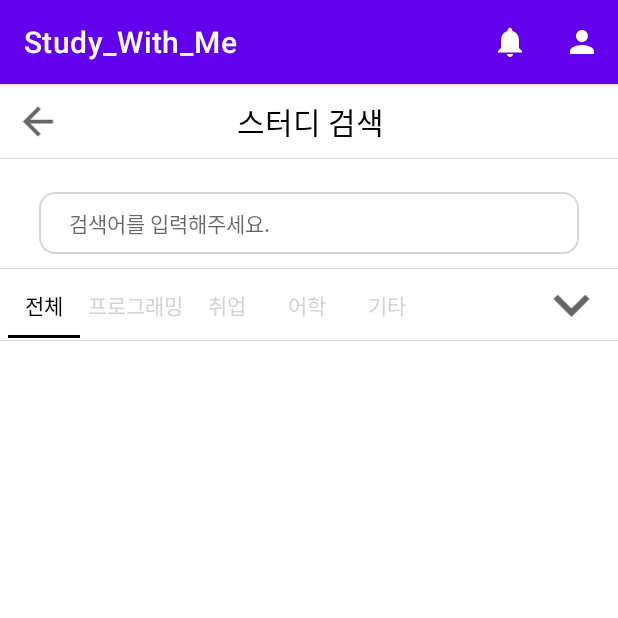
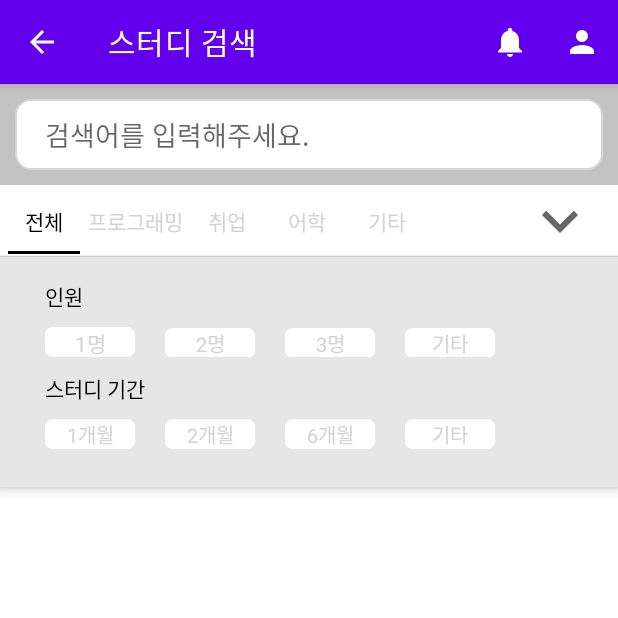
Before and after one commit to eunseo-kim/Do-it, an Android app: the StudySearchActivity screen opened directly, with no data from a screen before it, after a tap on "alarm", on a phone screen of 412 x 824 dp, the top half of it. Run offline under Robolectric (Android 15) with nearby library versions, the phone set to English and light mode, and no system bars; 1 other tap on this screen came first.

Commit message:
feat: 스터디 검색 필터링 화면 구현

```diff
--- a/app/src/main/java/com/example/study_with_me/MenuAuthorizeAttendanceFragment.java
+++ b/app/src/main/java/com/example/study_with_me/MenuAuthorizeAttendanceFragment.java
@@ -18,6 +18,7 @@ import androidx.fragment.app.ListFragment;
 import com.example.study_with_me.activity.AlarmActivity;
 import com.example.study_with_me.activity.AttendanceRegisterActivity;
 import com.example.study_with_me.activity.MainActivity;
+import com.example.study_with_me.activity.StudySearchActivity;
 
 public class MenuAuthorizeAttendanceFragment extends ListFragment {
     @Nullable
@@ -60,7 +61,8 @@ public class MenuAuthorizeAttendanceFragment extends ListFragment {
         editButton.setOnClickListener(new View.OnClickListener() {
             @Override
             public void onClick(View view) {
-                Intent intent = new Intent(view.getContext(), AttendanceRegisterActivity.class);
+                // Intent intent = new Intent(view.getContext(), AttendanceRegisterActivity.class);
+                Intent intent = new Intent(view.getContext(), StudySearchActivity.class);
                 view.getContext().startActivity(intent);
             }
         });
--- a/app/src/main/java/com/example/study_with_me/MenuScheduleManagementFragment.java
+++ b/app/src/main/java/com/example/study_with_me/MenuScheduleManagementFragment.java
@@ -31,7 +31,6 @@ public class MenuScheduleManagementFragment extends ListFragment {
 
         //editText 키보드 가림 문제 해결X
         getActivity().getWindow().setSoftInputMode(WindowManager.LayoutParams.SOFT_INPUT_ADJUST_RESIZE);
-
 
         // 상단 액션바 설정
         ActionBar actionBar = ((MainActivity)getActivity()).getSupportActionBar();
--- a/app/src/main/java/com/example/study_with_me/activity/StudySearchActivity.java
+++ b/app/src/main/java/com/example/study_with_me/activity/StudySearchActivity.java
@@ -5,6 +5,9 @@ import android.os.Bundle;
 import android.view.Menu;
 import android.view.MenuInflater;
 import android.view.MenuItem;
+import android.view.View;
+import android.widget.ImageView;
+import android.widget.LinearLayout;
 import android.widget.Toast;
 
 import androidx.appcompat.app.AppCompatActivity;
@@ -15,6 +18,24 @@ public class StudySearchActivity extends AppCompatActivity {
     protected void onCreate(Bundle savedInstanceState) {
         super.onCreate(savedInstanceState);
         setContentView(R.layout.study_search);
+
+        // 상단 메뉴바
+        getSupportActionBar().setTitle("스터디 검색");
+        getSupportActionBar().setDisplayHomeAsUpEnabled(true);
+
+        // 펼치기 버튼(expandButton) 클릭 시 필터링 검색 창 펼침
+        ImageView expandButton = (ImageView)findViewById(R.id.expandButton);
+        LinearLayout filteringScreen = (LinearLayout)findViewById(R.id.filteringScreen);
+        expandButton.setOnClickListener(new View.OnClickListener() {
+            @Override
+            public void onClick(View view) {
+                if (filteringScreen.getVisibility() == View.VISIBLE) {
+                    filteringScreen.setVisibility(View.GONE);
+                } else {
+                    filteringScreen.setVisibility(View.VISIBLE);
+                }
+            }
+        });
     }
 
     @Override
--- a/app/src/main/res/layout/study_search.xml
+++ b/app/src/main/res/layout/study_search.xml
@@ -1,61 +1,37 @@
 <?xml version="1.0" encoding="utf-8"?>
-<androidx.constraintlayout.widget.ConstraintLayout xmlns:android="http://schemas.android.com/apk/res/android"
+<LinearLayout
+    android:layout_width="match_parent"
+    android:layout_height="match_parent"
+    xmlns:android="http://schemas.android.com/apk/res/android"
     xmlns:app="http://schemas.android.com/apk/res-auto"
-    xmlns:tools="http://schemas.android.com/tools"
-    android:layout_width="match_parent"
-    android:layout_height="wrap_content">
+    android:orientation="vertical">
 
     <LinearLayout
-        android:id="@+id/linearLayout5"
+        android:id="@+id/linearLayout7"
+        android:layout_width="match_parent"
+        android:layout_height="wrap_content"
+        android:background="#c2c2c2"
+        android:paddingTop="10dp"
+        android:padding="10dp">
+
+        <EditText
+            android:layout_width="match_parent"
+            android:layout_height="wrap_content"
+            android:layout_gravity="center"
+            android:background="@drawable/backgroundresource"
+            android:hint="검색어를 입력해주세요."
+            android:paddingLeft="20dp"
+            android:paddingTop="10dp"
+            android:paddingBottom="10dp"
+            android:paddingRight="20dp"/>
+    </LinearLayout>
+
+    <LinearLayout
+        android:id="@+id/linearLayout"
         android:layout_width="match_parent"
         android:layout_height="wrap_content"
         android:background="@drawable/border_line"
-        android:orientation="horizontal"
-        android:paddingTop="10dp"
-        android:paddingBottom="10dp"
-        app:layout_constraintEnd_toEndOf="parent"
-        app:layout_constraintStart_toStartOf="parent"
-        app:layout_constraintTop_toTopOf="parent">
-
-        <ImageView
-            android:id="@+id/imageView6"
-            android:layout_width="wrap_content"
-            android:layout_height="match_parent"
-            android:layout_weight="1"
-            android:onClick="onClick"
-            app:srcCompat="@drawable/arrow_back_icon" />
-
-        <TextView
-            android:id="@+id/textView4"
-            android:layout_width="wrap_content"
-            android:layout_height="match_parent"
-            android:layout_weight="8"
-            android:text="스터디 검색"
-            android:textAlignment="center"
-            android:textColor="#000000"
-            android:textSize="20sp" />
-
-        <TextView
-            android:id="@+id/textView5"
-            android:layout_width="22dp"
-            android:layout_height="match_parent"
-            android:layout_weight="1" />
-    </LinearLayout>
-
-
-    <LinearLayout
-        android:id="@+id/linearLayout"
-        android:layout_width="0dp"
-        android:layout_height="wrap_content"
-
-
-        android:background="@drawable/border_line"
-        android:orientation="horizontal"
-        app:layout_constraintEnd_toEndOf="parent"
-        app:layout_constraintHorizontal_bias="0.0"
-        app:layout_constraintStart_toStartOf="parent"
-        app:layout_constraintTop_toBottomOf="@+id/linearLayout7"
-        tools:ignore="MissingConstraints">
+        android:orientation="horizontal">
 
         <RadioGroup
             android:layout_width="wrap_content"
@@ -64,102 +40,212 @@
 
             <RadioButton
                 android:id="@+id/radioButton3"
-                android:checked="true"
-                android:layout_width="match_parent"
+                android:layout_width="wrap_content"
                 android:layout_height="wrap_content"
                 android:layout_marginLeft="5dp"
                 android:background="@drawable/selector_radio_button"
-                android:textColor="@drawable/selector_text"
                 android:button="@null"
+                android:checked="true"
                 android:text="전체"
-                android:textAlignment="center" />
+                android:textAlignment="center"
+                android:textColor="@drawable/selector_text" />
 
             <RadioButton
                 android:id="@+id/radioButton4"
-                android:layout_width="match_parent"
+                android:layout_width="wrap_content"
                 android:layout_height="wrap_content"
                 android:layout_marginLeft="5dp"
                 android:background="@drawable/selector_radio_button"
-                android:textColor="@drawable/selector_text"
                 android:button="@null"
                 android:text="프로그래밍"
-                android:textAlignment="center" />
+                android:textAlignment="center"
+                android:textColor="@drawable/selector_text" />
 
             <RadioButton
                 android:id="@+id/radioButton5"
                 android:layout_width="wrap_content"
                 android:layout_height="wrap_content"
                 android:layout_marginLeft="5dp"
-                android:layout_weight="1"
                 android:background="@drawable/selector_radio_button"
-                android:textColor="@drawable/selector_text"
                 android:button="@null"
                 android:text="취업"
-                android:textAlignment="center" />
+                android:textAlignment="center"
+                android:textColor="@drawable/selector_text" />
 
             <RadioButton
                 android:id="@+id/radioButton6"
                 android:layout_width="wrap_content"
                 android:layout_height="wrap_content"
                 android:layout_marginLeft="5dp"
-                android:layout_weight="1"
                 android:background="@drawable/selector_radio_button"
-                android:textColor="@drawable/selector_text"
                 android:button="@null"
                 android:text="어학"
-                android:textAlignment="center" />
+                android:textAlignment="center"
+                android:textColor="@drawable/selector_text" />
 
             <RadioButton
                 android:id="@+id/radioButton7"
                 android:layout_width="wrap_content"
                 android:layout_height="wrap_content"
                 android:layout_marginLeft="5dp"
-                android:layout_weight="1"
                 android:background="@drawable/selector_radio_button"
-                android:textColor="@drawable/selector_text"
                 android:button="@null"
                 android:text="기타"
-                android:textAlignment="center" />
+                android:textAlignment="center"
+                android:textColor="@drawable/selector_text" />
         </RadioGroup>
 
         <TextView
-            android:id="@+id/textView"
             android:layout_width="wrap_content"
-            android:layout_height="wrap_content"
-            android:layout_weight="1"
-            android:paddingLeft="55dp" />
+            android:layout_height="match_parent"
+            android:layout_weight="1"/>
 
         <ImageView
-            android:layout_width="49dp"
+            android:id="@+id/expandButton"
+            android:layout_width="wrap_content"
             android:layout_height="match_parent"
             android:layout_weight="1"
             app:srcCompat="@drawable/down_arrow" />
     </LinearLayout>
 
+    <!--태그 고르기(전체, 프로그래밍, 취업, 어학, 기타) -->
+    <LinearLayout
+        android:id="@+id/filteringScreen"
+        android:layout_width="match_parent"
+        android:layout_height="wrap_content"
+        android:background="#E6E6E6"
+        android:paddingLeft="30dp"
+        android:paddingTop="15dp"
+        android:paddingRight="30dp"
+        android:paddingBottom="15dp"
+        android:elevation="4dp"
+        android:orientation="vertical"
+        android:animateLayoutChanges="true"
+        android:visibility="gone">
 
-    <LinearLayout
-        android:id="@+id/linearLayout7"
-        android:layout_width="412dp"
-        android:layout_height="wrap_content"
-        android:layout_marginTop="12dp"
-        android:background="@drawable/border_line"
-        android:paddingLeft="26dp"
-        android:paddingTop="10dp"
-        android:paddingBottom="10dp"
-        app:layout_constraintStart_toStartOf="parent"
-        app:layout_constraintTop_toBottomOf="@+id/linearLayout5">
+        <!--인원 고르기-->
+        <TextView
+            android:layout_width="wrap_content"
+            android:layout_height="wrap_content"
+            android:textColor="@color/black"
+            android:text="인원" />
 
+        <RadioGroup
+            android:layout_width="match_parent"
+            android:layout_height="wrap_content"
+            android:layout_marginTop="10dp"
+            android:layout_marginBottom="10dp"
+            android:orientation="horizontal">
+
+            <RadioButton
+                android:layout_width="60dp"
+                android:layout_height="20dp"
+                android:background="@drawable/white_box_radius"
+                android:button="@null"
+                android:gravity="center"
+                android:layout_marginRight="20dp"
+                android:textColor="@drawable/selector_text"
+                android:text="1명"/>
+
+            <RadioButton
+                android:layout_width="60dp"
+                android:layout_height="20dp"
+                android:background="@drawable/white_box_radius"
+                android:button="@null"
+                android:gravity="center"
+                android:layout_marginRight="20dp"
+                android:textColor="@drawable/selector_text"
+                android:text="2명"
+                android:textSize="13dp" />
+
+            <RadioButton
+                android:layout_width="60dp"
+                android:layout_height="20dp"
+                android:background="@drawable/white_box_radius"
+                android:button="@null"
+                android:gravity="center"
+                android:layout_marginRight="20dp"
+                android:textColor="@drawable/selector_text"
+                android:text="3명"
+                android:textSize="13dp" />
+
+            <RadioButton
+                android:layout_width="60dp"
+                android:layout_height="20dp"
+                android:background="@drawable/white_box_radius"
+                android:textColor="@drawable/selector_text"
+                android:button="@null"
+                android:gravity="center"
+                android:text="기타"
+                android:textSize="13dp" />
+        </RadioGroup>
+
+        <!--기간 고르기-->
         <TextView
-            android:layout_width="360dp"
+            android:layout_width="wrap_content"
             android:layout_height="wrap_content"
-            android:layout_gravity="center"
-            android:background="@drawable/backgroundresource"
-            android:hint="검색어를 입력해주세요."
-            android:paddingLeft="20dp"
-            android:paddingTop="10dp"
-            android:paddingBottom="10dp" />
+            android:textColor="@color/black"
+            android:text="스터디 기간" />
+
+        <RadioGroup
+            android:layout_width="match_parent"
+            android:layout_height="wrap_content"
+            android:layout_marginTop="10dp"
+            android:layout_marginBottom="10dp"
+            android:orientation="horizontal">
+
+            <RadioButton
+                android:layout_width="60dp"
+                android:layout_height="20dp"
+                android:background="@drawable/white_box_radius"
+                android:button="@null"
+                android:gravity="center"
+                android:layout_marginRight="20dp"
+                android:text="1개월"
+                android:textSize="13dp"
+                android:textColor="@drawable/selector_text"/>
+
+            <RadioButton
+                android:layout_width="60dp"
+                android:layout_height="20dp"
+                android:background="@drawable/white_box_radius"
+                android:button="@null"
+                android:gravity="center"
+                android:layout_marginRight="20dp"
+                android:text="2개월"
+                android:textSize="13dp"
+                android:textColor="@drawable/selector_text" />
+
+            <RadioButton
+                android:layout_width="60dp"
+                android:layout_height="20dp"
+                android:background="@drawable/white_box_radius"
+                android:button="@null"
+                android:gravity="center"
+                android:layout_marginRight="20dp"
+                android:text="6개월"
+                android:textSize="13dp"
+                android:textColor="@drawable/selector_text" />
+
+            <RadioButton
+                android:layout_width="60dp"
+                android:layout_height="20dp"
+                android:background="@drawable/white_box_radius"
+                android:button="@null"
+                android:gravity="center"
+                android:text="기타"
+                android:textSize="13dp"
+                android:textColor="@drawable/selector_text" />
+        </RadioGroup>
+
+
+        <LinearLayout
+            android:layout_width="match_parent"
+            android:layout_height="wrap_content">
+
+        </LinearLayout>
 
     </LinearLayout>
 
 
-</androidx.constraintlayout.widget.ConstraintLayout>
+</LinearLayout>
```
